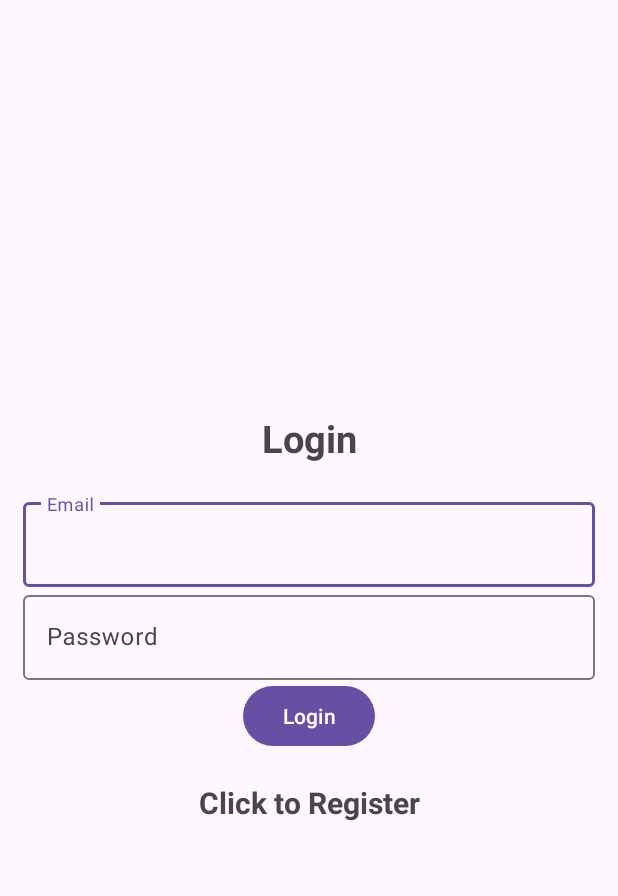
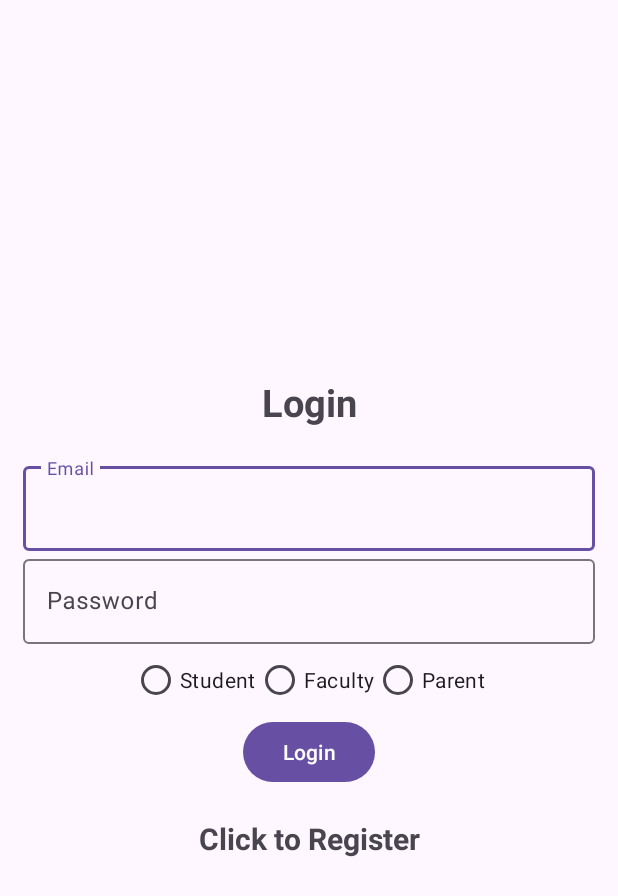
Before and after one commit to maitri0604/Group-Project, an Android app: the screen it shows after launch (user_login), on a phone screen of 412 x 824 dp. Shown: the top 896 px of the screen. Run offline under Robolectric (Android 15) with nearby library versions, the phone set to English and light mode, and no system bars; our stand-ins replace Firebase (no records; nobody signed in at launch, a user with empty details on screens opened directly).

Commit message:
in login part role is added successfully rename user_register

```diff
--- a/app/src/main/AndroidManifest.xml
+++ b/app/src/main/AndroidManifest.xml
@@ -28,7 +28,7 @@
 
         </activity>
         <activity
-            android:name=".register_teacher"
+            android:name=".user_register"
             android:exported="true">
 
         </activity>
--- a/app/src/main/res/layout/activity_user_login.xml
+++ b/app/src/main/res/layout/activity_user_login.xml
@@ -45,6 +45,31 @@
         android:layout_width="wrap_content"
         android:layout_height="wrap_content"/>
 
+    <RadioGroup
+        android:id="@+id/roleGroup"
+        android:layout_width="wrap_content"
+        android:layout_height="wrap_content"
+        android:orientation="horizontal">
+
+        <RadioButton
+            android:id="@+id/radioStudent"
+            android:layout_width="wrap_content"
+            android:layout_height="wrap_content"
+            android:text="Student" />
+
+        <RadioButton
+            android:id="@+id/radioTeacher"
+            android:layout_width="wrap_content"
+            android:layout_height="wrap_content"
+            android:text="Faculty" />
+
+        <RadioButton
+            android:id="@+id/radioParent"
+            android:layout_width="wrap_content"
+            android:layout_height="wrap_content"
+            android:text="Parent" />
+    </RadioGroup>
+
     <Button
         android:id="@+id/btn_login"
         android:text="@string/login"
--- a/app/src/main/res/layout/activity_register_teacher.xml
+++ b/app/src/main/res/layout/activity_user_register.xml
@@ -8,7 +8,7 @@
     android:orientation="vertical"
     android:padding="15dp"
     android:gravity="center"
-    tools:context=".register_teacher">
+    tools:context=".user_register">
 
 
     <TextView
```
Also changed, not shown: app/src/main/java/com/wlu/eduease/user_login.java (+43 -5 lines), app/src/main/java/com/wlu/eduease/user_register.java (renamed from app/src/main/java/com/wlu/eduease/register_teacher.java, +9 -9 lines), app/src/main/res/layout/activity_main.xml (line endings or trailing spaces).
